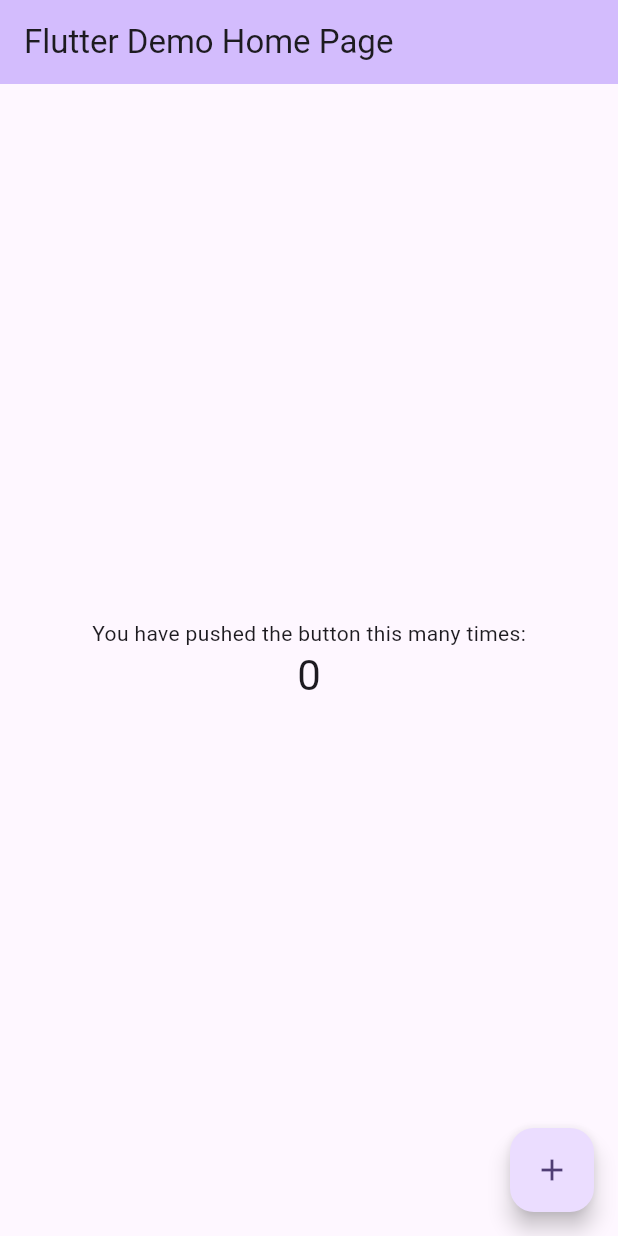
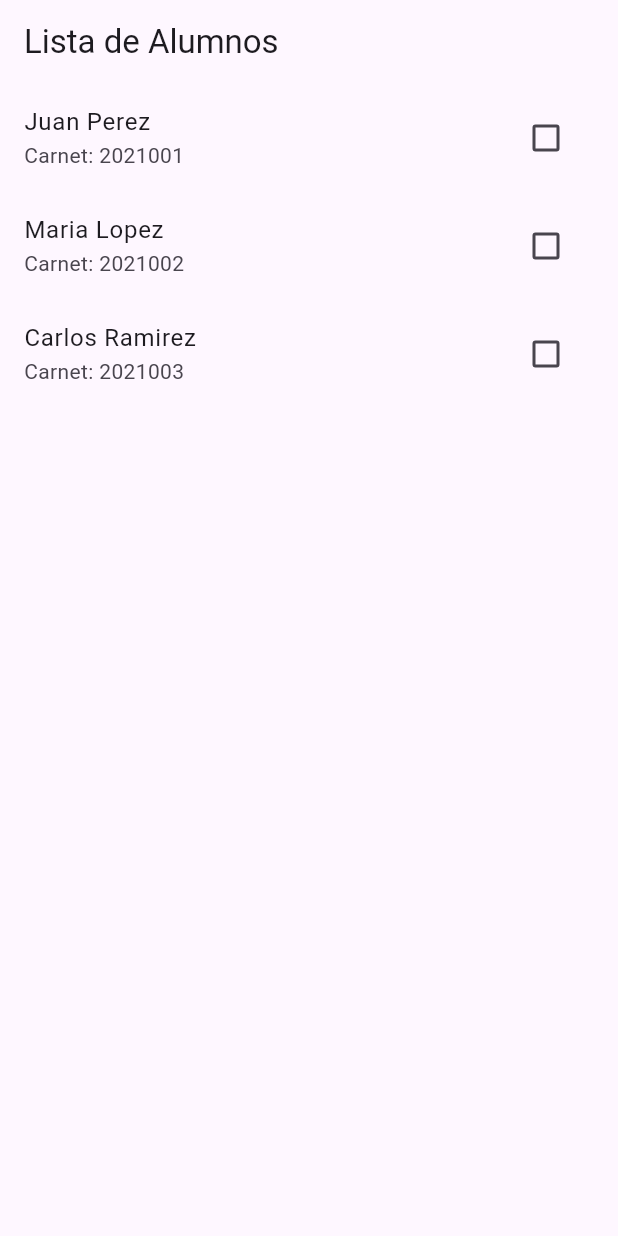
Before and after one commit to TheAlejo999/Laboratorio_1_Apps, a Flutter app: the screen it shows after launch, on a phone screen of 412 x 824 dp. Run offline on Flutter 3.47's test engine with Material 3 defaults, Android fonts, the phone set to English and light mode, and no system bars.

Commit message:
primera lista funcional

```diff
--- a/laboratorio1/lib/main.dart
+++ b/laboratorio1/lib/main.dart
@@ -2,15 +2,59 @@ import 'package:flutter/material.dart';
 
 class Alumno {
   final String nombre;
-  final string carnet;
+  final String carnet;
   bool estaPresente;
 
-  Alumno(
+  Alumno({
     required this.nombre,
     required this.carnet,
     required this.estaPresente,
-  )
+  });
 }
+
+class ListaAlumnosScreen extends StatefulWidget {
+  const ListaAlumnosScreen({super.key});
+
+  @override
+  State<ListaAlumnosScreen> createState() => _ListaAlumnosScreenState();
+}
+
+class _ListaAlumnosScreenState extends State<ListaAlumnosScreen> {
+  List<Alumno> alumnos = [
+    Alumno(nombre: 'Juan Perez', carnet: '2021001', estaPresente: false),
+    Alumno(nombre: 'Maria Lopez', carnet: '2021002', estaPresente: false),
+    Alumno(nombre: 'Carlos Ramirez', carnet: '2021003', estaPresente: false),
+  ];
+
+  @override
+  Widget build(BuildContext context) {
+    return Scaffold(
+      appBar: AppBar(
+        title: Text('Lista de Alumnos'),
+      ),
+      body: ListView.builder(
+        itemCount: alumnos.length,
+        itemBuilder: (context, index) {
+          final alumno = alumnos[index];
+          return ListTile(
+            title: Text(alumno.nombre),
+            subtitle: Text('Carnet: ${alumno.carnet}'),
+            trailing: Checkbox(
+              value: alumno.estaPresente,
+              onChanged: (value) {
+                setState(() {
+                  alumno.estaPresente = value ?? false;
+                });
+              },
+            ),
+          );
+        },
+      ),
+    );
+  }
+}
+
+// El Main desde aqui
 
 void main() {
   runApp(const MyApp());
@@ -42,7 +86,7 @@ class MyApp extends StatelessWidget {
         // tested with just a hot reload.
         colorScheme: .fromSeed(seedColor: Colors.deepPurple),
       ),
-      home: const MyHomePage(title: 'Flutter Demo Home Page'),
+      home: const ListaAlumnosScreen(),//MyHomePage(title: 'Flutter Demo Home Page'),
     );
   }
 }
```
